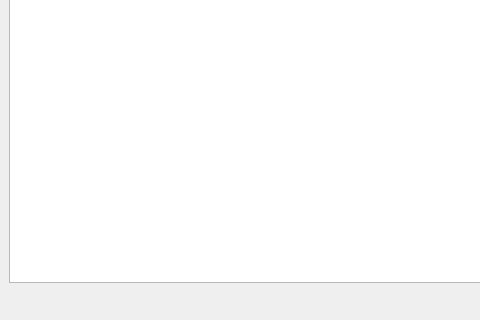
The window that ui/Main/data-preview.ui (OskarLewandowski/dex-data-experience) describes before a commit, drawn with Qt 5; both pictures show x 0 to 480 and y 280 to 600 of the 800 by 600 pixel window.
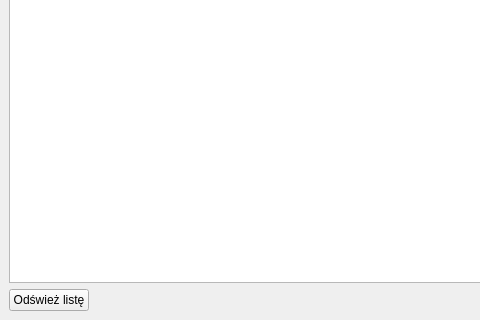
The same window after the commit.

Commit message: update data preview window

```diff
--- a/ui/Main/data-preview.ui
+++ b/ui/Main/data-preview.ui
@@ -70,6 +70,13 @@
     </item>
     <item>
      <layout class="QHBoxLayout" name="horizontalLayout_2">
+      <item>
+       <widget class="QPushButton" name="pushButton_Refresh">
+        <property name="text">
+         <string>Odśwież listę</string>
+        </property>
+       </widget>
+      </item>
       <item>
        <spacer name="horizontalSpacer_3">
         <property name="orientation">
```
The commit also changes 2 other files.
